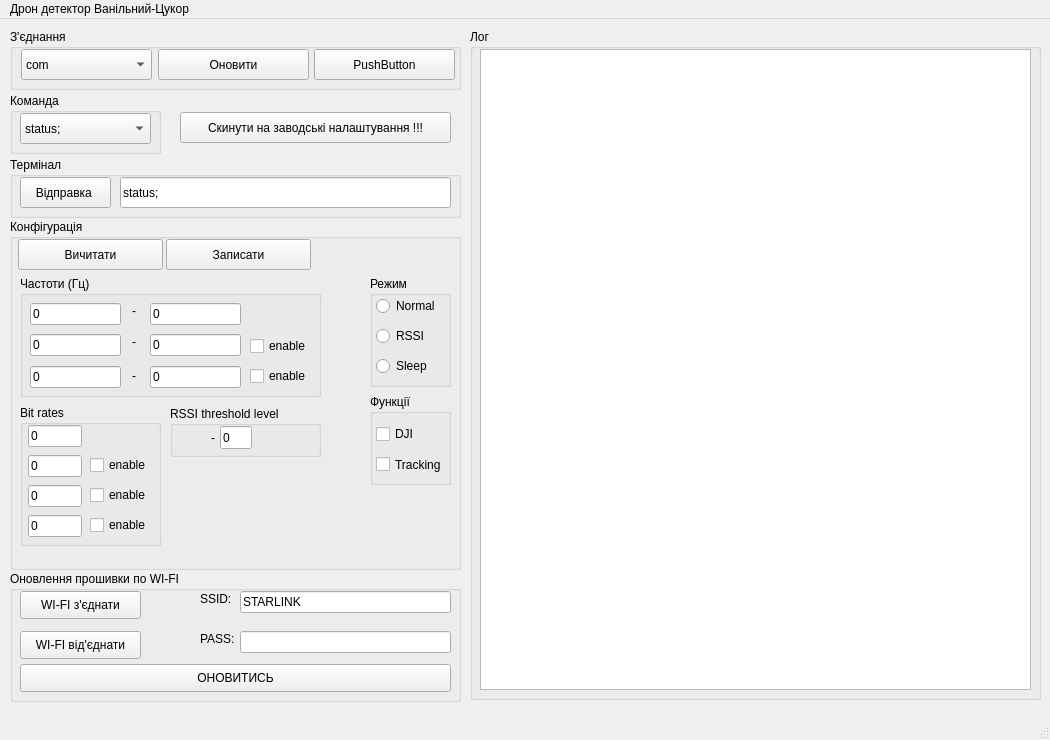
First picture: the form in mainwindow.ui, repository centroparotjag/cukorok_drone_detector, before the edit.
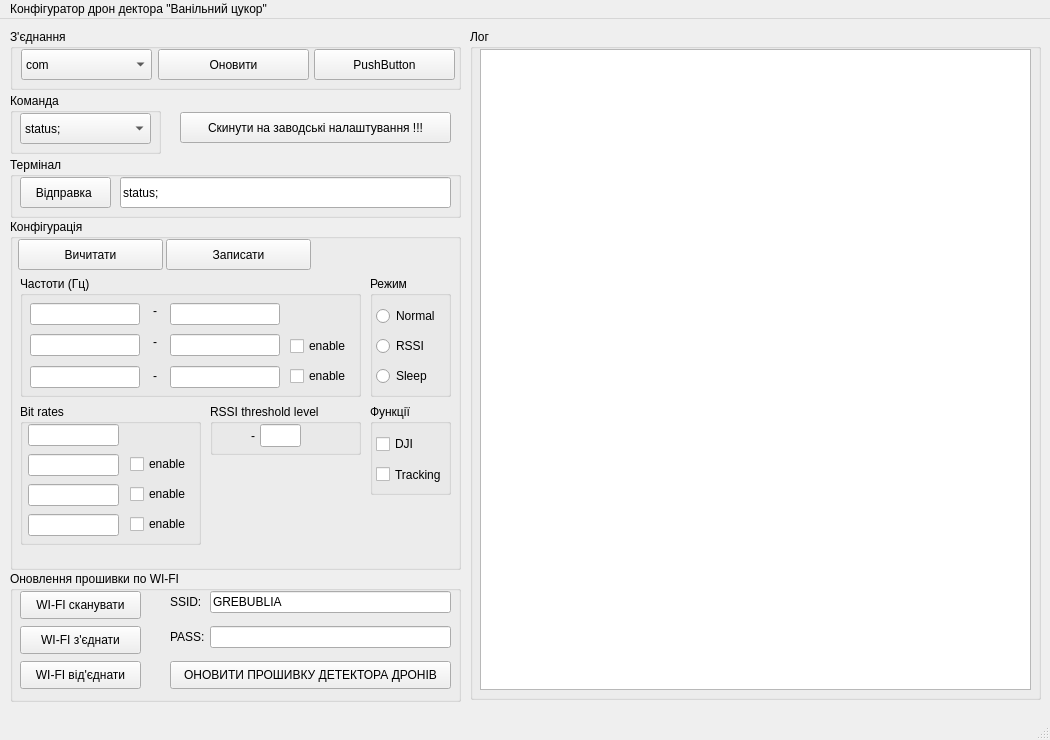
Second picture: the form after the edit.

Commit message: Add button wifi skan. Minor improvements

Patch:
```diff
--- a/mainwindow.ui
+++ b/mainwindow.ui
@@ -139,7 +139,7 @@
       <rect>
        <x>10</x>
        <y>57</y>
-       <width>301</width>
+       <width>341</width>
        <height>121</height>
       </rect>
      </property>
@@ -151,18 +151,18 @@
        <rect>
         <x>10</x>
         <y>27</y>
-        <width>91</width>
+        <width>110</width>
         <height>22</height>
        </rect>
       </property>
       <property name="text">
-       <string>0</string>
+       <string/>
       </property>
      </widget>
      <widget class="QLabel" name="label_3">
       <property name="geometry">
        <rect>
-        <x>112</x>
+        <x>133</x>
         <y>27</y>
         <width>16</width>
         <height>16</height>
@@ -175,20 +175,20 @@
      <widget class="QLineEdit" name="lineEdit_f1">
       <property name="geometry">
        <rect>
-        <x>130</x>
+        <x>150</x>
         <y>27</y>
-        <width>91</width>
+        <width>110</width>
         <height>22</height>
        </rect>
       </property>
       <property name="text">
-       <string>0</string>
+       <string/>
       </property>
      </widget>
      <widget class="QLabel" name="label_4">
       <property name="geometry">
        <rect>
-        <x>112</x>
+        <x>133</x>
         <y>58</y>
         <width>16</width>
         <height>16</height>
@@ -201,14 +201,14 @@
      <widget class="QLineEdit" name="lineEdit_f3">
       <property name="geometry">
        <rect>
-        <x>130</x>
+        <x>150</x>
         <y>58</y>
-        <width>91</width>
+        <width>110</width>
         <height>22</height>
        </rect>
       </property>
       <property name="text">
-       <string>0</string>
+       <string/>
       </property>
      </widget>
      <widget class="QLineEdit" name="lineEdit_f2">
@@ -216,18 +216,18 @@
        <rect>
         <x>10</x>
         <y>58</y>
-        <width>91</width>
+        <width>110</width>
         <height>22</height>
        </rect>
       </property>
       <property name="text">
-       <string>0</string>
+       <string/>
       </property>
      </widget>
      <widget class="QLabel" name="label_5">
       <property name="geometry">
        <rect>
-        <x>112</x>
+        <x>133</x>
         <y>92</y>
         <width>10</width>
         <height>16</height>
@@ -240,14 +240,14 @@
      <widget class="QLineEdit" name="lineEdit_f5">
       <property name="geometry">
        <rect>
-        <x>130</x>
+        <x>150</x>
         <y>90</y>
-        <width>91</width>
+        <width>110</width>
         <height>22</height>
        </rect>
       </property>
       <property name="text">
-       <string>0</string>
+       <string/>
       </property>
      </widget>
      <widget class="QLineEdit" name="lineEdit_f4">
@@ -255,18 +255,18 @@
        <rect>
         <x>10</x>
         <y>90</y>
-        <width>91</width>
+        <width>110</width>
         <height>22</height>
        </rect>
       </property>
       <property name="text">
-       <string>0</string>
+       <string/>
       </property>
      </widget>
      <widget class="QCheckBox" name="checkBox_fe2">
       <property name="geometry">
        <rect>
-        <x>230</x>
+        <x>270</x>
         <y>60</y>
         <width>61</width>
         <height>20</height>
@@ -279,7 +279,7 @@
      <widget class="QCheckBox" name="checkBox_fe3">
       <property name="geometry">
        <rect>
-        <x>230</x>
+        <x>270</x>
         <y>90</y>
         <width>61</width>
         <height>20</height>
@@ -294,8 +294,8 @@
      <property name="geometry">
       <rect>
        <x>10</x>
-       <y>186</y>
-       <width>141</width>
+       <y>185</y>
+       <width>181</width>
        <height>141</height>
       </rect>
      </property>
@@ -307,12 +307,12 @@
        <rect>
         <x>8</x>
         <y>20</y>
-        <width>54</width>
+        <width>91</width>
         <height>22</height>
        </rect>
       </property>
       <property name="text">
-       <string>0</string>
+       <string/>
       </property>
      </widget>
      <widget class="QLineEdit" name="lineEdit_br1">
@@ -320,12 +320,12 @@
        <rect>
         <x>8</x>
         <y>50</y>
-        <width>54</width>
+        <width>91</width>
         <height>22</height>
        </rect>
       </property>
       <property name="text">
-       <string>0</string>
+       <string/>
       </property>
      </widget>
      <widget class="QLineEdit" name="lineEdit_br2">
@@ -333,12 +333,12 @@
        <rect>
         <x>8</x>
         <y>80</y>
-        <width>54</width>
+        <width>91</width>
         <height>22</height>
        </rect>
       </property>
       <property name="text">
-       <string>0</string>
+       <string/>
       </property>
      </widget>
      <widget class="QLineEdit" name="lineEdit_br3">
@@ -346,18 +346,18 @@
        <rect>
         <x>8</x>
         <y>110</y>
-        <width>54</width>
+        <width>91</width>
         <height>22</height>
        </rect>
       </property>
       <property name="text">
-       <string>0</string>
+       <string/>
       </property>
      </widget>
      <widget class="QCheckBox" name="checkBox_be3">
       <property name="geometry">
        <rect>
-        <x>70</x>
+        <x>110</x>
         <y>80</y>
         <width>61</width>
         <height>20</height>
@@ -370,7 +370,7 @@
      <widget class="QCheckBox" name="checkBox_be2">
       <property name="geometry">
        <rect>
-        <x>70</x>
+        <x>110</x>
         <y>50</y>
         <width>61</width>
         <height>20</height>
@@ -383,7 +383,7 @@
      <widget class="QCheckBox" name="checkBox_be4">
       <property name="geometry">
        <rect>
-        <x>70</x>
+        <x>110</x>
         <y>110</y>
         <width>61</width>
         <height>20</height>
@@ -397,8 +397,8 @@
     <widget class="QGroupBox" name="groupBox_7">
      <property name="geometry">
       <rect>
-       <x>160</x>
-       <y>187</y>
+       <x>200</x>
+       <y>185</y>
        <width>151</width>
        <height>51</height>
       </rect>
@@ -411,12 +411,12 @@
        <rect>
         <x>50</x>
         <y>20</y>
-        <width>32</width>
+        <width>41</width>
         <height>23</height>
        </rect>
       </property>
       <property name="text">
-       <string>0</string>
+       <string/>
       </property>
      </widget>
      <widget class="QLabel" name="label_6">
@@ -450,7 +450,7 @@
      <property name="geometry">
       <rect>
        <x>360</x>
-       <y>175</y>
+       <y>185</y>
        <width>81</width>
        <height>91</height>
       </rect>
@@ -491,7 +491,7 @@
        <x>360</x>
        <y>57</y>
        <width>81</width>
-       <height>111</height>
+       <height>121</height>
       </rect>
      </property>
      <property name="title">
@@ -501,7 +501,7 @@
       <property name="geometry">
        <rect>
         <x>6</x>
-        <y>80</y>
+        <y>90</y>
         <width>71</width>
         <height>20</height>
        </rect>
@@ -514,7 +514,7 @@
       <property name="geometry">
        <rect>
         <x>6</x>
-        <y>50</y>
+        <y>60</y>
         <width>71</width>
         <height>20</height>
        </rect>
@@ -527,7 +527,7 @@
       <property name="geometry">
        <rect>
         <x>6</x>
-        <y>20</y>
+        <y>30</y>
         <width>71</width>
         <height>20</height>
        </rect>
@@ -553,21 +553,21 @@
     <widget class="QPushButton" name="pushButton_20">
      <property name="geometry">
       <rect>
-       <x>10</x>
-       <y>93</y>
-       <width>431</width>
+       <x>160</x>
+       <y>90</y>
+       <width>281</width>
        <height>28</height>
       </rect>
      </property>
      <property name="text">
-      <string>ОНОВИТИСЬ</string>
+      <string>ОНОВИТИ ПРОШИВКУ ДЕТЕКТОРА ДРОНІВ</string>
      </property>
     </widget>
     <widget class="QPushButton" name="pushButton_10">
      <property name="geometry">
       <rect>
        <x>10</x>
-       <y>20</y>
+       <y>55</y>
        <width>121</width>
        <height>28</height>
       </rect>
@@ -580,7 +580,7 @@
      <property name="geometry">
       <rect>
        <x>10</x>
-       <y>60</y>
+       <y>90</y>
        <width>121</width>
        <height>28</height>
       </rect>
@@ -592,9 +592,9 @@
     <widget class="QLineEdit" name="lineEdit_2">
      <property name="geometry">
       <rect>
-       <x>230</x>
-       <y>60</y>
-       <width>211</width>
+       <x>200</x>
+       <y>55</y>
+       <width>241</width>
        <height>22</height>
       </rect>
      </property>
@@ -605,21 +605,21 @@
     <widget class="QLineEdit" name="lineEdit">
      <property name="geometry">
       <rect>
-       <x>230</x>
+       <x>200</x>
        <y>20</y>
-       <width>211</width>
+       <width>241</width>
        <height>22</height>
       </rect>
      </property>
      <property name="text">
-      <string>STARLINK</string>
+      <string>GREBUBLIA</string>
      </property>
     </widget>
     <widget class="QLabel" name="label_2">
      <property name="geometry">
       <rect>
-       <x>190</x>
-       <y>60</y>
+       <x>160</x>
+       <y>58</y>
        <width>41</width>
        <height>16</height>
       </rect>
@@ -631,8 +631,8 @@
     <widget class="QLabel" name="label">
      <property name="geometry">
       <rect>
-       <x>190</x>
-       <y>20</y>
+       <x>160</x>
+       <y>23</y>
        <width>41</width>
        <height>16</height>
       </rect>
@@ -641,6 +641,19 @@
       <string>SSID:</string>
      </property>
     </widget>
+    <widget class="QPushButton" name="pushButton_11">
+     <property name="geometry">
+      <rect>
+       <x>10</x>
+       <y>20</y>
+       <width>121</width>
+       <height>28</height>
+      </rect>
+     </property>
+     <property name="text">
+      <string>WI-FI сканувати</string>
+     </property>
+    </widget>
    </widget>
    <widget class="QGroupBox" name="groupBox_10">
     <property name="geometry">
@@ -817,7 +830,7 @@
    </property>
    <widget class="QMenu" name="menu">
     <property name="title">
-     <string>Дрон детектор Ванільний-Цукор</string>
+     <string>Конфігуратор дрон дектора &quot;Ванільний цукор&quot;</string>
     </property>
    </widget>
    <addaction name="menu"/>
```
The commit also changes 3 other files.
